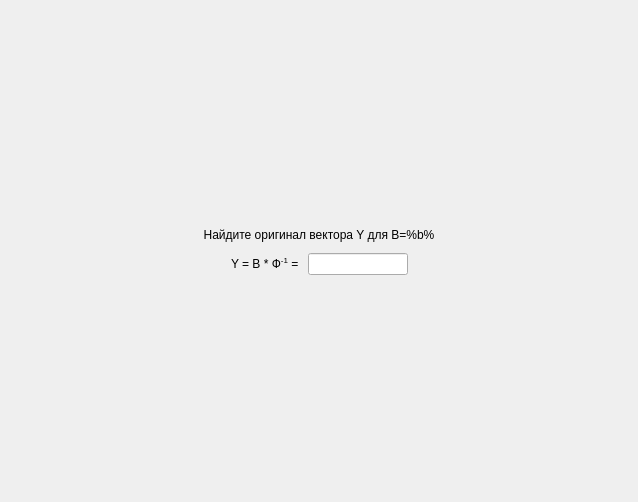
Before: the Qt Designer form task/screentask8.ui in bukhmastov/gf, drawn with Qt 5.
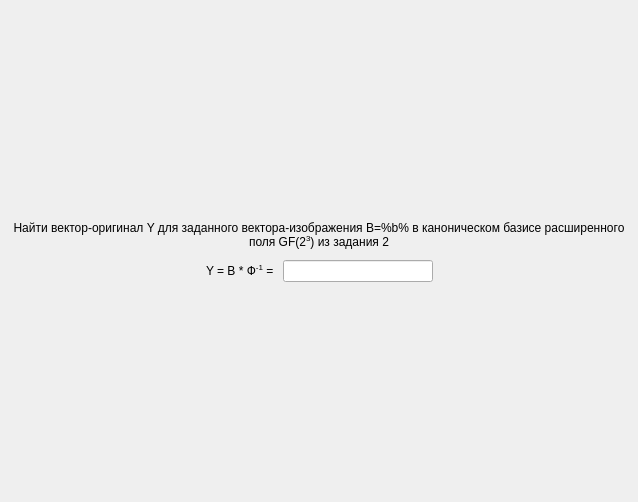
After: the same form once the commit is applied.

```diff
--- a/task/screentask8.ui
+++ b/task/screentask8.ui
@@ -47,7 +47,7 @@
         <string notr="true">font: 75 16pt &quot;MS Shell Dlg 2&quot;;</string>
        </property>
        <property name="text">
-        <string>Найдите оригинал вектора Y для B=%b%</string>
+        <string>Найти вектор-оригинал Y для заданного вектора-изображения B=%b% в каноническом базисе расширенного поля GF(2&lt;sup&gt;3&lt;/sup&gt;) из задания 2</string>
        </property>
        <property name="alignment">
         <set>Qt::AlignCenter</set>
@@ -108,13 +108,13 @@
          </property>
          <property name="minimumSize">
           <size>
-           <width>100</width>
+           <width>150</width>
            <height>0</height>
           </size>
          </property>
          <property name="maximumSize">
           <size>
-           <width>100</width>
+           <width>150</width>
            <height>16777215</height>
           </size>
          </property>
```
